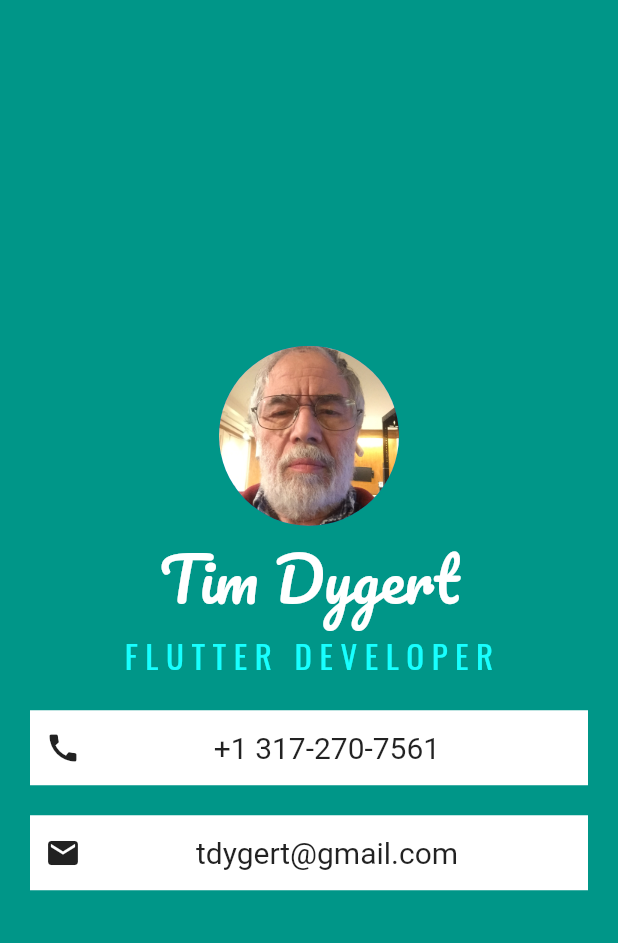
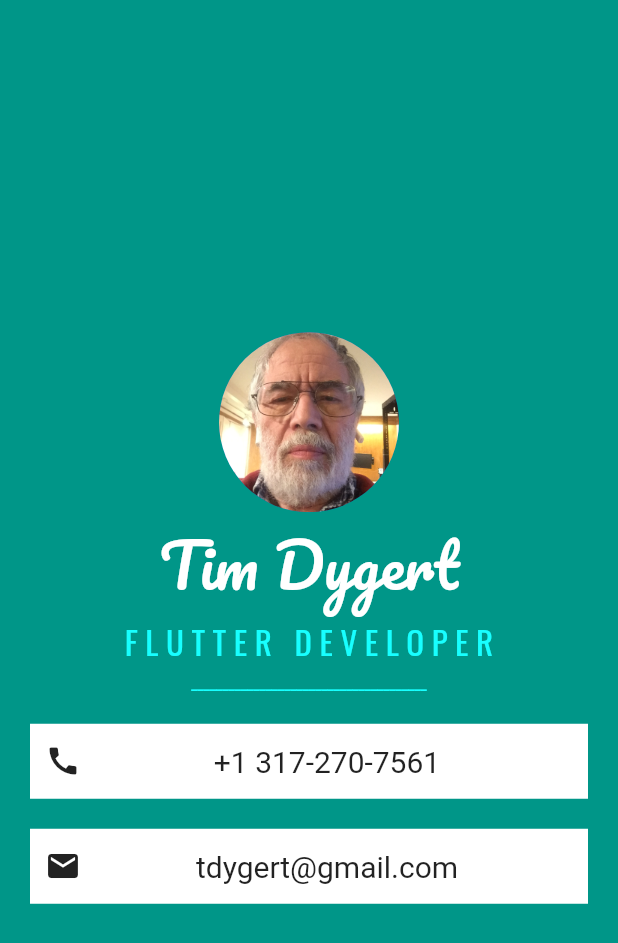
Before and after one commit to tdygert/mi_card_flutter, a Flutter app: the screen it shows after launch, on a phone screen of 412 x 824 dp. Shown: the top 943 px of the screen. Run offline on Flutter 3.47's test engine with Material 2 defaults, Android fonts, the phone set to English and light mode, and no system bars; our stand-ins replace google_fonts.

Commit message:
added underlinen after flutter developer

```diff
--- a/lib/main.dart
+++ b/lib/main.dart
@@ -47,6 +47,15 @@ class MyApp extends StatelessWidget {
                     'F L U T T E R   D E V E L O P E R',
                     style: GoogleFonts.oswald(
                       fontSize: 22,
+                      color: Colors.cyanAccent,
+                    ),
+                  ),
+                ),
+                Container(
+                  child: Text(
+                    '______________________________________',
+                    style: GoogleFonts.oswald(
+                      fontSize: 12,
                       color: Colors.cyanAccent,
                     ),
                   ),
```
